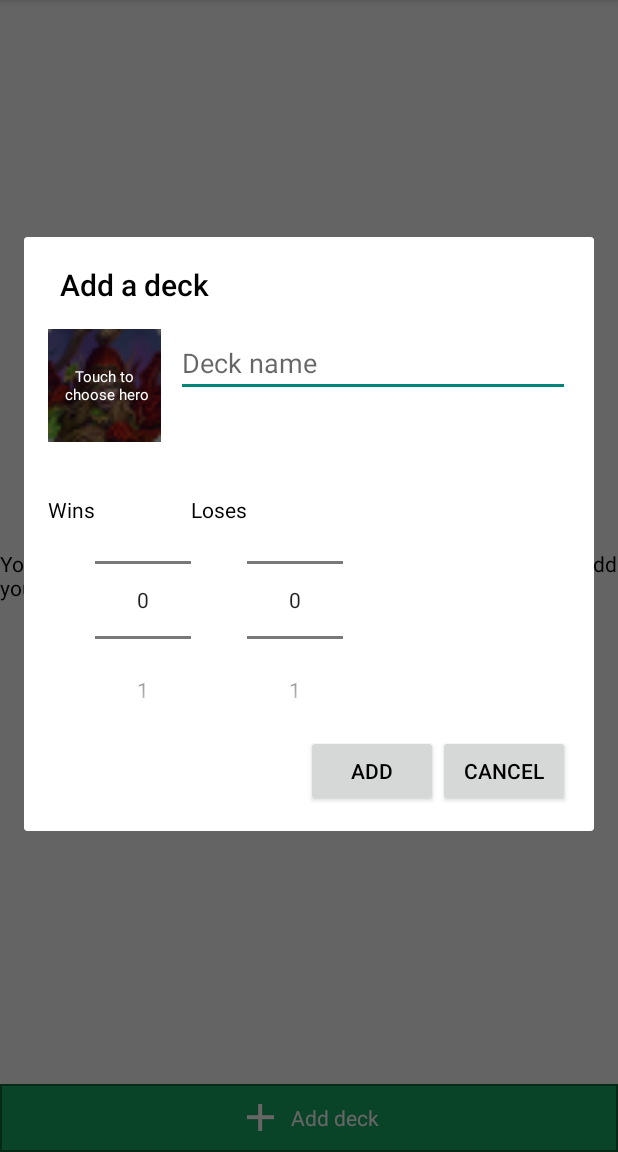
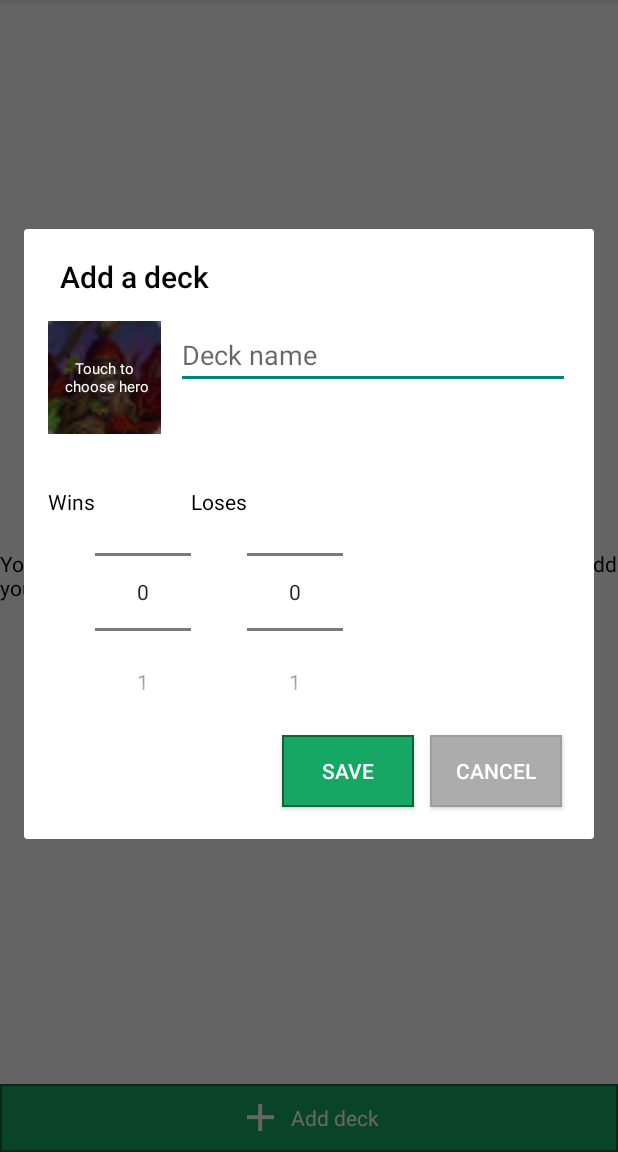
Before and after one commit to tartane/Hearthstone-Win-Rate-Tracker, an Android app: the screen it shows after launch (MainActivity), after a tap on "Add deck", on a phone screen of 412 x 824 dp, the part 84-1236 px from its top. Run offline under Robolectric (Android 15) with nearby library versions, the phone set to English and light mode, and no system bars; our stand-ins replace ButterKnife; libraries missing offline, so code that uses them is left out: com.ivankocijan.magicviews; 3 statements that could not run were skipped.

Commit message:
implement edit mode, a deck can now be deleted and updated

```diff
--- a/app/src/main/java/com/hswinratetracker/MainActivityFragment.java
+++ b/app/src/main/java/com/hswinratetracker/MainActivityFragment.java
@@ -1,6 +1,5 @@
 package com.hswinratetracker;
 
-import android.support.design.widget.FloatingActionButton;
 import android.support.v4.app.Fragment;
 import android.os.Bundle;
 import android.support.v7.widget.LinearLayoutManager;
@@ -14,8 +13,7 @@ import android.widget.Toast;
 
 import com.hswinratetracker.adapters.DeckAdapter;
 import com.hswinratetracker.decorations.DividerItemDecoration;
-import com.hswinratetracker.dialogfragments.AddDeckDialog;
-import com.hswinratetracker.dialogfragments.ClassPickerDialog;
+import com.hswinratetracker.dialogfragments.ManageDeckDialog;
 import com.hswinratetracker.dialogfragments.WinLoseDialog;
 import com.hswinratetracker.models.Deck;
 import com.hswinratetracker.sqlite.SQLiteHelper;
@@ -112,8 +110,8 @@ public class MainActivityFragment extends Fragment implements View.OnClickListen
         switch(view.getId())
         {
             case R.id.layAddDeck:
-                AddDeckDialog dialogFragment = new AddDeckDialog();
-                dialogFragment.setOnResultListener(new AddDeckDialog.ResultListener() {
+                ManageDeckDialog dialogFragment = new ManageDeckDialog();
+                dialogFragment.setOnResultListener(new ManageDeckDialog.ResultListener() {
 
                     @Override
                     public void DeckAdded(Deck deck) {
@@ -122,6 +120,16 @@ public class MainActivityFragment extends Fragment implements View.OnClickListen
                         recyclerView.setVisibility(View.VISIBLE);
                         txtNoDeck.setVisibility(View.GONE);
                     }
+
+                    @Override
+                    public void DeckUpdated(Deck deck) {
+                        deckAdapter.updateItem(deck);
+                    }
+
+                    @Override
+                    public void DeckDeleted(Deck deck) {
+                        deckAdapter.removeItem(deck);
+                    }
                 });
                 dialogFragment.show(getFragmentManager(), ADDDECK_TAG);
             break;
--- a/app/src/main/java/com/hswinratetracker/adapters/DeckAdapter.java
+++ b/app/src/main/java/com/hswinratetracker/adapters/DeckAdapter.java
@@ -109,6 +109,12 @@ public class DeckAdapter extends RecyclerView.Adapter<RecyclerView.ViewHolder> {
         }
     }
 
+    public void removeItem(Deck deckToRemove)
+    {
+        mItems.remove(deckToRemove);
+        notifyDataSetChanged();
+    }
+
     public void clearItems() {
         mItems.clear();
         notifyDataSetChanged();
--- a/app/src/main/java/com/hswinratetracker/dialogfragments/AddDeckDialog.java
+++ /dev/null
@@ -1,146 +0,0 @@
-package com.hswinratetracker.dialogfragments;
-
-
-import android.app.AlertDialog;
-import android.app.Dialog;
-import android.os.Bundle;
-import android.support.annotation.NonNull;
-import android.support.v4.app.DialogFragment;
-import android.view.View;
-import android.widget.Button;
-import android.widget.EditText;
-import android.widget.ImageView;
-import android.widget.NumberPicker;
-import android.widget.RelativeLayout;
-import android.widget.TextView;
-import android.widget.Toast;
-
-import com.hswinratetracker.models.Deck;
-import com.hswinratetracker.sqlite.SQLiteHelper;
-
-import java.util.Random;
-
-import butterknife.Bind;
-import butterknife.ButterKnife;
-import hswinratetracker.com.hswinratetracker.R;
-
-public class AddDeckDialog extends DialogFragment {
-
-
-    private ResultListener mOnResultListener;
-    Deck.HeroClasses chosenHero;
-    @Bind(R.id.btnAdd)
-    Button btnAdd;
-
-    @Bind(R.id.btnCancel)
-    Button btnCancel;
-
-    @Bind(R.id.numberPickerWins)
-    NumberPicker nbpWins;
-
-    @Bind(R.id.numberPickerLoses)
-    NumberPicker nbpLoses;
-
-    @Bind(R.id.edtDeckName)
-    EditText edtDeckName;
-
-    @Bind(R.id.imgChooseClass)
-    ImageView imgChooseClass;
-
-    @Bind(R.id.layChooseClass)
-    RelativeLayout layChooseClass;
-
-    @Bind(R.id.overlay)
-    View viewOverlay;
-
-    @Bind(R.id.txtChooseHero)
-    TextView txtChooseHero;
-
-    @NonNull
-    @Override
-    public Dialog onCreateDialog(Bundle savedInstanceState) {
-        View view = getActivity().getLayoutInflater().inflate(R.layout.fragment_dialog_adddeck, null, false);
-        ButterKnife.bind(this, view);
-
-        Random rn = new Random();
-        //random 1 - 9 inclusively
-        int random = rn.nextInt(9 - 1 + 1) + 1;
-        Deck.HeroClasses randomHeroClass = Deck.HeroClasses.values()[random - 1];
-        //random default image
-        imgChooseClass.setImageResource(randomHeroClass.getIconId());
-
-        AlertDialog.Builder builder = new AlertDialog.Builder(getActivity());
-        builder.setView(view);
-        builder.setTitle(getString(R.string.add_deck));
-        builder.setCancelable(true);
-
-        nbpWins.setMinValue(0);
-        nbpLoses.setMinValue(0);
-
-        nbpWins.setMaxValue(9999);
-        nbpLoses.setMaxValue(9999);
-
-        nbpWins.setWrapSelectorWheel(false);
-        nbpLoses.setWrapSelectorWheel(false);
-
-
-        layChooseClass.setOnClickListener(new View.OnClickListener() {
-            @Override
-            public void onClick(View view) {
-                ClassPickerDialog dialogFragment = new ClassPickerDialog();
-                dialogFragment.setOnResultListener(new ClassPickerDialog.ResultListener() {
-                    @Override
-                    public void heroSelected(Deck.HeroClasses heroClass) {
-                        imgChooseClass.setImageResource(heroClass.getIconId());
-                        viewOverlay.setVisibility(View.GONE);
-                        txtChooseHero.setVisibility(View.GONE);
-                        chosenHero = heroClass;
-                    }
-                });
-                dialogFragment.show(getFragmentManager(), "pref_fragment");
-            }
-        });
-        btnAdd.setOnClickListener(new View.OnClickListener() {
-            @Override
-            public void onClick(View v) {
-                if(edtDeckName.getText().toString().trim().equals(""))
-                {
-                    edtDeckName.setError(getString(R.string.deck_name_required));
-                    return;
-                }
-
-                if(chosenHero == null)
-                {
-                    Toast.makeText(getContext(), getString(R.string.must_choose_hero), Toast.LENGTH_LONG).show();
-                    return;
-                }
-
-                SQLiteHelper db = new SQLiteHelper(getActivity());
-                Deck addedDeck = db.addDeck(edtDeckName.getText().toString(), chosenHero, nbpWins.getValue(), nbpLoses.getValue());
-                db.close();
-                mOnResultListener.DeckAdded(addedDeck);
-                getDialog().dismiss();
-
-            }
-        });
-
-        btnCancel.setOnClickListener(new View.OnClickListener() {
-            @Override
-            public void onClick(View view) {
-                getDialog().dismiss();
-            }
-        });
-        return builder.create();
-    }
-
-    public void setOnResultListener(ResultListener resultListener) {
-        mOnResultListener = resultListener;
-    }
-
-
-    public interface ResultListener {
-        void DeckAdded(Deck deck);
-    }
-
-
-}
--- /dev/null
+++ b/app/src/main/java/com/hswinratetracker/dialogfragments/ManageDeckDialog.java
@@ -0,0 +1,227 @@
+package com.hswinratetracker.dialogfragments;
+
+
+import android.app.AlertDialog;
+import android.app.Dialog;
+import android.content.DialogInterface;
+import android.os.Bundle;
+import android.support.annotation.NonNull;
+import android.support.v4.app.DialogFragment;
+import android.view.View;
+import android.widget.Button;
+import android.widget.EditText;
+import android.widget.ImageView;
+import android.widget.NumberPicker;
+import android.widget.RelativeLayout;
+import android.widget.TextView;
+import android.widget.Toast;
+
+import com.hswinratetracker.models.Deck;
+import com.hswinratetracker.sqlite.SQLiteHelper;
+
+import java.util.Random;
+
+import butterknife.Bind;
+import butterknife.ButterKnife;
+import hswinratetracker.com.hswinratetracker.R;
+
+public class ManageDeckDialog extends DialogFragment {
+
+
+    private ResultListener mOnResultListener;
+    private Mode mMode;
+    private Deck.HeroClasses chosenHero;
+    private Deck deckToEdit; //null if in add mode.
+    public static final String EXTRA_MODE = "extra_mode";
+    public static final String EXTRA_DECKEDIT = "extra_deckedit";
+    public enum Mode {
+        ADD, EDIT
+    }
+    @Bind(R.id.btnSave)
+    Button btnSave;
+
+    @Bind(R.id.btnDelete)
+    Button btnDelete;
+
+    @Bind(R.id.btnCancel)
+    Button btnCancel;
+
+    @Bind(R.id.numberPickerWins)
+    NumberPicker nbpWins;
+
+    @Bind(R.id.numberPickerLoses)
+    NumberPicker nbpLoses;
+
+    @Bind(R.id.edtDeckName)
+    EditText edtDeckName;
+
+    @Bind(R.id.imgChooseClass)
+    ImageView imgChooseClass;
+
+    @Bind(R.id.layChooseClass)
+    RelativeLayout layChooseClass;
+
+    @Bind(R.id.overlay)
+    View viewOverlay;
+
+    @Bind(R.id.txtChooseHero)
+    TextView txtChooseHero;
+
+    public static ManageDeckDialog newInstance(Mode mode, Deck deckToEdit) {
+        ManageDeckDialog dialogFragment = new ManageDeckDialog();
+        Bundle args = new Bundle();
+        args.putSerializable(EXTRA_MODE, mode);
+        args.putParcelable(EXTRA_DECKEDIT, deckToEdit);
+        dialogFragment.setArguments(args);
+        return dialogFragment;
+    }
+
+    @NonNull
+    @Override
+    public Dialog onCreateDialog(Bundle savedInstanceState) {
+        mMode = (Mode) getArguments().getSerializable(EXTRA_MODE);
+        deckToEdit = getArguments().getParcelable(EXTRA_DECKEDIT);
+        View view = getActivity().getLayoutInflater().inflate(R.layout.fragment_dialog_managedeck, null, false);
+        ButterKnife.bind(this, view);
+
+        AlertDialog.Builder builder = new AlertDialog.Builder(getActivity());
+        builder.setView(view);
+        builder.setTitle(getString(R.string.add_deck));
+        builder.setCancelable(true);
+
+        nbpWins.setMinValue(0);
+        nbpLoses.setMinValue(0);
+
+        nbpWins.setMaxValue(9999);
+        nbpLoses.setMaxValue(9999);
+
+        nbpWins.setWrapSelectorWheel(false);
+        nbpLoses.setWrapSelectorWheel(false);
+
+        if(mMode == Mode.EDIT)
+        {
+            btnDelete.setVisibility(View.VISIBLE);
+            chosenHero = deckToEdit.getHeroClass();
+            edtDeckName.setText(deckToEdit.getName());
+            imgChooseClass.setImageResource(chosenHero.getIconId());
+            nbpWins.setValue(deckToEdit.getWins());
+            nbpLoses.setValue(deckToEdit.getLoses());
+        }
+        else
+        {
+            Random rn = new Random();
+            //random 1 - 9 inclusively
+            int random = rn.nextInt(9 - 1 + 1) + 1;
+            Deck.HeroClasses randomHeroClass = Deck.HeroClasses.values()[random - 1];
+            //random default image
+            imgChooseClass.setImageResource(randomHeroClass.getIconId());
+        }
+
+
+        layChooseClass.setOnClickListener(new View.OnClickListener() {
+            @Override
+            public void onClick(View view) {
+                ClassPickerDialog dialogFragment = new ClassPickerDialog();
+                dialogFragment.setOnResultListener(new ClassPickerDialog.ResultListener() {
+                    @Override
+                    public void heroSelected(Deck.HeroClasses heroClass) {
+                        imgChooseClass.setImageResource(heroClass.getIconId());
+                        viewOverlay.setVisibility(View.GONE);
+                        txtChooseHero.setVisibility(View.GONE);
+                        chosenHero = heroClass;
+                    }
+                });
+                dialogFragment.show(getFragmentManager(), "pref_fragment");
+            }
+        });
+
+        btnSave.setOnClickListener(new View.OnClickListener() {
+            @Override
+            public void onClick(View v) {
+                if(edtDeckName.getText().toString().trim().equals(""))
+                {
+                    edtDeckName.setError(getString(R.string.deck_name_required));
+                    return;
+                }
+
+                if(chosenHero == null)
+                {
+                    Toast.makeText(getContext(), getString(R.string.must_choose_hero), Toast.LENGTH_LONG).show();
+                    return;
+                }
+
+                SQLiteHelper db = new SQLiteHelper(getActivity());
+                if(mMode == Mode.ADD) {
+                    Deck addedDeck = db.addDeck(edtDeckName.getText().toString(), chosenHero, nbpWins.getValue(), nbpLoses.getValue());
+
+                    mOnResultListener.DeckAdded(addedDeck);
+                }
+                else if(mMode == Mode.EDIT)
+                {
+                    deckToEdit.setHeroClass(chosenHero);
+                    deckToEdit.setName(edtDeckName.getText().toString());
+                    deckToEdit.setWins(nbpWins.getValue());
+                    deckToEdit.setLoses(nbpLoses.getValue());
+                    db.updateDeck(deckToEdit);
+                    mOnResultListener.DeckUpdated(deckToEdit);
+                }
+
+                db.close();
+                getDialog().dismiss();
+
+            }
+        });
+
+        btnDelete.setOnClickListener(new View.OnClickListener() {
+            @Override
+            public void onClick(View view) {
+                AlertDialog.Builder builder = new AlertDialog.Builder(getActivity());
+                builder
+                .setMessage(getString(R.string.are_you_sure))
+                .setPositiveButton(getString(R.string.yes), confirmDialogClickListener)
+                .setNegativeButton(getString(R.string.no), confirmDialogClickListener)
+                        .show();
+            }
+        });
+
+        btnCancel.setOnClickListener(new View.OnClickListener() {
+            @Override
+            public void onClick(View view) {
+                getDialog().dismiss();
+            }
+        });
+        return builder.create();
+    }
+
+    DialogInterface.OnClickListener confirmDialogClickListener = new DialogInterface.OnClickListener() {
+        @Override
+        public void onClick(DialogInterface dialog, int which) {
+            switch (which){
+                case DialogInterface.BUTTON_POSITIVE:
+                    SQLiteHelper db = new SQLiteHelper(getActivity());
+                    db.removeDeck(deckToEdit.getDeckId());
+                    db.close();
+                    mOnResultListener.DeckDeleted(deckToEdit);
+                    getDialog().dismiss();
+                    break;
+
+                case DialogInterface.BUTTON_NEGATIVE:
+                    break;
+            }
+            dialog.dismiss();
+        }
+    };
+
+    public void setOnResultListener(ResultListener resultListener) {
+        mOnResultListener = resultListener;
+    }
+
+
+    public interface ResultListener {
+        void DeckAdded(Deck deck);
+        void DeckUpdated(Deck deck);
+        void DeckDeleted(Deck deck);
+    }
+
+
+}
--- a/app/src/main/res/layout/fragment_dialog_adddeck.xml
+++ b/app/src/main/res/layout/fragment_dialog_managedeck.xml
@@ -93,14 +93,30 @@
         android:layout_height="wrap_content">
 
         <Button
-            android:id="@+id/btnAdd"
-            android:text="@string/add"
+            android:id="@+id/btnSave"
+            android:text="@string/save"
+            android:layout_margin="5dp"
+            android:background="@drawable/button_green"
+            android:textColor="@color/white"
+            android:layout_width="wrap_content"
+            android:layout_height="wrap_content" />
+
+        <Button
+            android:id="@+id/btnDelete"
+            android:text="@string/delete"
+            android:layout_margin="5dp"
+            android:visibility="gone"
+            android:background="@drawable/button_red"
+            android:textColor="@color/white"
             android:layout_width="wrap_content"
             android:layout_height="wrap_content" />
 
         <Button
             android:id="@+id/btnCancel"
             android:text="@string/cancel"
+            android:layout_margin="5dp"
+            android:background="@drawable/button_gray"
+            android:textColor="@color/white"
             android:layout_width="wrap_content"
             android:layout_height="wrap_content" />
 
--- a/app/src/main/res/values/strings.xml
+++ b/app/src/main/res/values/strings.xml
@@ -13,4 +13,9 @@
     <string name="must_choose_hero">You must choose a hero.</string>
     <string name="deck_name">Deck name</string>
     <string name="error_updating_deck">An error has occurred while updating your deck.</string>
+    <string name="save">Save</string>
+    <string name="delete">Delete</string>
+    <string name="are_you_sure">Are you sure?</string>
+    <string name="yes">Yes</string>
+    <string name="no">No</string>
 </resources>
```
Also changed, not shown: app/src/main/java/com/hswinratetracker/sqlite/SQLiteHelper.java (+19 -3 lines).
